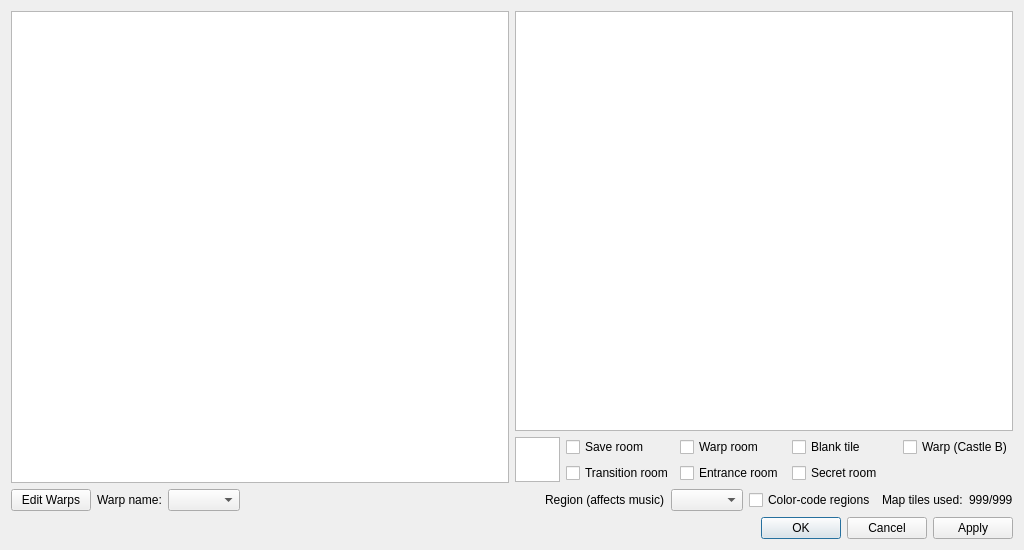
Qt form dsvedit/map_editor.ui (LagoLunatic/DSVEdit) before a commit.
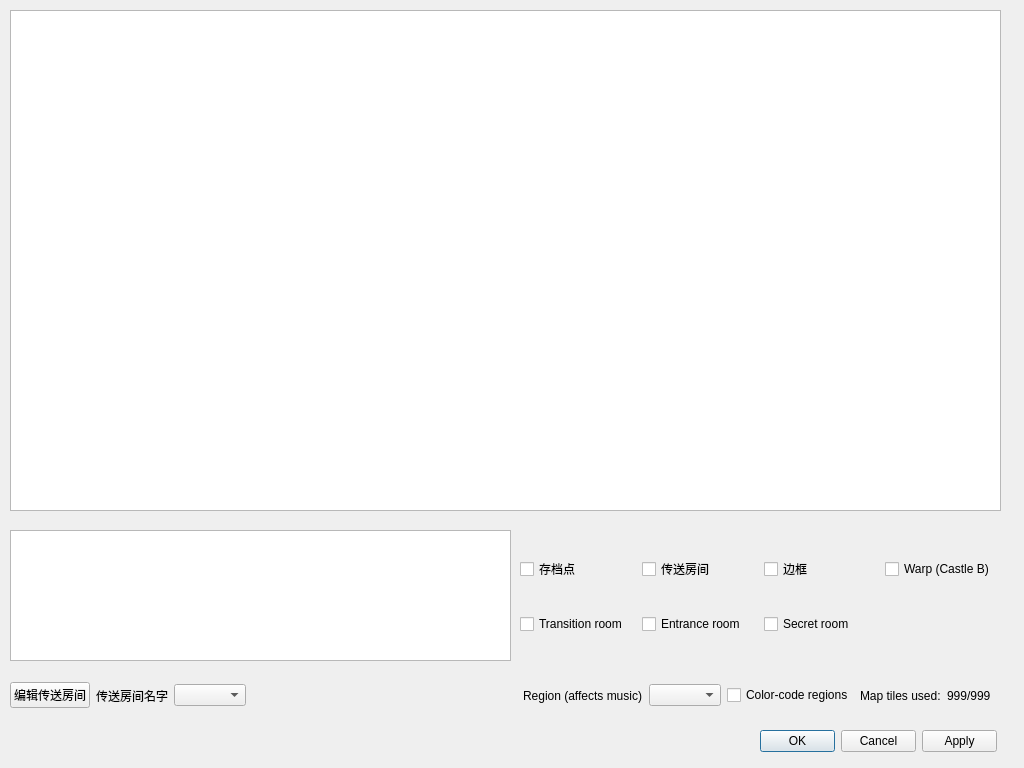
The same form after that commit.

```diff
--- a/dsvedit/map_editor.ui
+++ b/dsvedit/map_editor.ui
@@ -7,114 +7,46 @@
     <x>0</x>
     <y>0</y>
     <width>1024</width>
-    <height>550</height>
+    <height>768</height>
    </rect>
   </property>
   <property name="windowTitle">
    <string>Map Editor</string>
   </property>
-  <layout class="QVBoxLayout" name="verticalLayout_2">
-   <item>
-    <layout class="QHBoxLayout" name="horizontalLayout_3">
-     <item>
-      <widget class="QGraphicsView" name="map_graphics_view">
-       <property name="minimumSize">
-        <size>
-         <width>257</width>
-         <height>193</height>
-        </size>
-       </property>
-      </widget>
-     </item>
-     <item>
-      <layout class="QVBoxLayout" name="verticalLayout">
-       <item>
-        <widget class="QGraphicsView" name="available_tiles_graphics_view"/>
-       </item>
-       <item>
-        <layout class="QHBoxLayout" name="horizontalLayout">
-         <item>
-          <widget class="QGraphicsView" name="selected_tile_graphics_view">
-           <property name="maximumSize">
-            <size>
-             <width>45</width>
-             <height>45</height>
-            </size>
-           </property>
-          </widget>
-         </item>
-         <item>
-          <layout class="QGridLayout" name="gridLayout">
-           <item row="0" column="1">
-            <widget class="QCheckBox" name="is_warp">
-             <property name="text">
-              <string>Warp room</string>
-             </property>
-            </widget>
-           </item>
-           <item row="1" column="0">
-            <widget class="QCheckBox" name="is_transition">
-             <property name="text">
-              <string>Transition room</string>
-             </property>
-            </widget>
-           </item>
-           <item row="0" column="2">
-            <widget class="QCheckBox" name="is_blank">
-             <property name="text">
-              <string>Blank tile</string>
-             </property>
-            </widget>
-           </item>
-           <item row="0" column="0">
-            <widget class="QCheckBox" name="is_save">
-             <property name="text">
-              <string>Save room</string>
-             </property>
-            </widget>
-           </item>
-           <item row="1" column="2">
-            <widget class="QCheckBox" name="is_secret">
-             <property name="text">
-              <string>Secret room</string>
-             </property>
-            </widget>
-           </item>
-           <item row="1" column="1">
-            <widget class="QCheckBox" name="is_entrance">
-             <property name="text">
-              <string>Entrance room</string>
-             </property>
-            </widget>
-           </item>
-           <item row="0" column="3">
-            <widget class="QCheckBox" name="is_castle_b_warp">
-             <property name="text">
-              <string>Warp (Castle B)</string>
-             </property>
-            </widget>
-           </item>
-          </layout>
-         </item>
-        </layout>
-       </item>
-      </layout>
-     </item>
-    </layout>
-   </item>
-   <item>
+  <widget class="QDialogButtonBox" name="buttonBox">
+   <property name="geometry">
+    <rect>
+     <x>760</x>
+     <y>730</y>
+     <width>237</width>
+     <height>23</height>
+    </rect>
+   </property>
+   <property name="standardButtons">
+    <set>QDialogButtonBox::Apply|QDialogButtonBox::Cancel|QDialogButtonBox::Ok</set>
+   </property>
+  </widget>
+  <widget class="QWidget" name="layoutWidget">
+   <property name="geometry">
+    <rect>
+     <x>10</x>
+     <y>680</y>
+     <width>981</width>
+     <height>31</height>
+    </rect>
+   </property>
     <layout class="QHBoxLayout" name="horizontalLayout_2">
      <item>
       <widget class="QPushButton" name="edit_warps_button">
        <property name="text">
-        <string>Edit Warps</string>
+       <string>编辑传送房间</string>
        </property>
       </widget>
      </item>
      <item>
       <widget class="QLabel" name="warp_name_label">
        <property name="text">
-        <string>Warp name:</string>
+       <string>传送房间名字</string>
        </property>
       </widget>
      </item>
@@ -166,15 +98,119 @@
       </widget>
      </item>
     </layout>
-   </item>
-   <item>
-    <widget class="QDialogButtonBox" name="buttonBox">
-     <property name="standardButtons">
-      <set>QDialogButtonBox::Apply|QDialogButtonBox::Cancel|QDialogButtonBox::Ok</set>
+  </widget>
+  <widget class="QGraphicsView" name="map_graphics_view">
+   <property name="geometry">
+    <rect>
+     <x>10</x>
+     <y>10</y>
+     <width>991</width>
+     <height>501</height>
+    </rect>
+   </property>
+   <property name="minimumSize">
+    <size>
+     <width>257</width>
+     <height>193</height>
+    </size>
+   </property>
+  </widget>
+  <widget class="QGraphicsView" name="available_tiles_graphics_view">
+   <property name="geometry">
+    <rect>
+     <x>10</x>
+     <y>530</y>
+     <width>501</width>
+     <height>131</height>
+    </rect>
+   </property>
+  </widget>
+  <widget class="QGraphicsView" name="selected_tile_graphics_view">
+   <property name="geometry">
+    <rect>
+     <x>480</x>
+     <y>630</y>
+     <width>20</width>
+     <height>21</height>
+    </rect>
+   </property>
+   <property name="maximumSize">
+    <size>
+     <width>45</width>
+     <height>45</height>
+    </size>
+   </property>
+  </widget>
+  <widget class="QWidget" name="layoutWidget2">
+   <property name="geometry">
+    <rect>
+     <x>520</x>
+     <y>530</y>
+     <width>481</width>
+     <height>131</height>
+    </rect>
+   </property>
+   <layout class="QGridLayout" name="gridLayout">
+    <property name="verticalSpacing">
+     <number>6</number>
+    </property>
+    <item row="0" column="1">
+     <widget class="QCheckBox" name="is_warp">
+      <property name="text">
+       <string>传送房间</string>
+      </property>
+     </widget>
+    </item>
+    <item row="0" column="2">
+     <widget class="QCheckBox" name="is_blank">
+      <property name="text">
+       <string>边框</string>
+      </property>
+     </widget>
+    </item>
+    <item row="0" column="3">
+     <widget class="QCheckBox" name="is_castle_b_warp">
+      <property name="text">
+       <string>Warp (Castle B)</string>
+      </property>
+     </widget>
+    </item>
+    <item row="1" column="0">
+     <widget class="QCheckBox" name="is_transition">
+      <property name="text">
+       <string>Transition room</string>
+      </property>
+     </widget>
+    </item>
+    <item row="1" column="1">
+     <widget class="QCheckBox" name="is_entrance">
+      <property name="text">
+       <string>Entrance room</string>
+      </property>
+     </widget>
+    </item>
+    <item row="1" column="2">
+     <widget class="QCheckBox" name="is_secret">
+      <property name="text">
+       <string>Secret room</string>
+      </property>
+     </widget>
+    </item>
+    <item row="0" column="0">
+     <widget class="QCheckBox" name="is_save">
+      <property name="text">
+       <string>存档点</string>
      </property>
     </widget>
    </item>
   </layout>
+  </widget>
+  <zorder>selected_tile_graphics_view</zorder>
+  <zorder>buttonBox</zorder>
+  <zorder>layoutWidget2</zorder>
+  <zorder>map_graphics_view</zorder>
+  <zorder>layoutWidget</zorder>
+  <zorder>available_tiles_graphics_view</zorder>
  </widget>
  <resources/>
  <connections/>
```
Left out of the diff: 2 changed lines with no effect on the pictures. Lines whose indentation alone changed are shown as unchanged.
